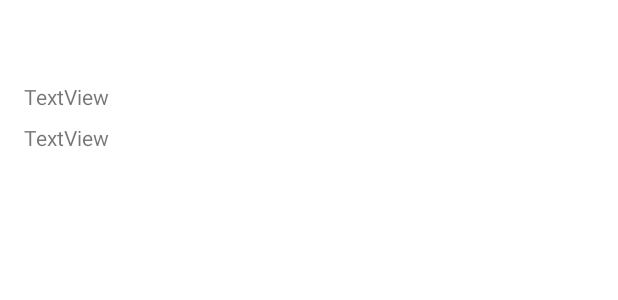
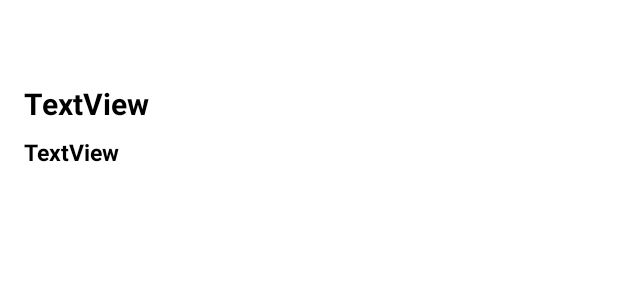
Before and after one commit to Eundding/AndroidStudy, an Android app: the layout item_data.xml on its own in the app's theme, with its tools: preview values and no code run, on a phone screen of 412 x 824 dp. Shown: the top 300 px of the screen. Run offline under Robolectric (Android 15) with nearby library versions, the phone set to English and light mode, and no system bars.

```diff
--- a/UMC_week52/app/src/main/res/layout/item_data.xml
+++ b/UMC_week52/app/src/main/res/layout/item_data.xml
@@ -14,6 +14,9 @@
         android:layout_marginEnd="353dp"
         android:layout_marginBottom="16dp"
         android:text="TextView"
+        android:textStyle="bold"
+        android:textSize="20sp"
+        android:textColor="@color/black"
         app:layout_constraintBottom_toBottomOf="parent"
         app:layout_constraintEnd_toEndOf="parent"
         app:layout_constraintHorizontal_bias="0.0"
@@ -30,6 +33,9 @@
         android:layout_marginEnd="353dp"
         android:layout_marginBottom="8dp"
         android:text="TextView"
+        android:textStyle="bold"
+        android:textSize="15sp"
+        android:textColor="@color/black"
         app:layout_constraintBottom_toBottomOf="parent"
         app:layout_constraintEnd_toEndOf="parent"
         app:layout_constraintHorizontal_bias="0.0"
```
Also changed, not shown: UMC_week52/app/src/main/java/com/example/umc_week5_2/DataRVAdapter.kt (+13 -1 lines), UMC_week52/app/src/main/java/com/example/umc_week5_2/MainActivity.kt (+6 -1 lines).
